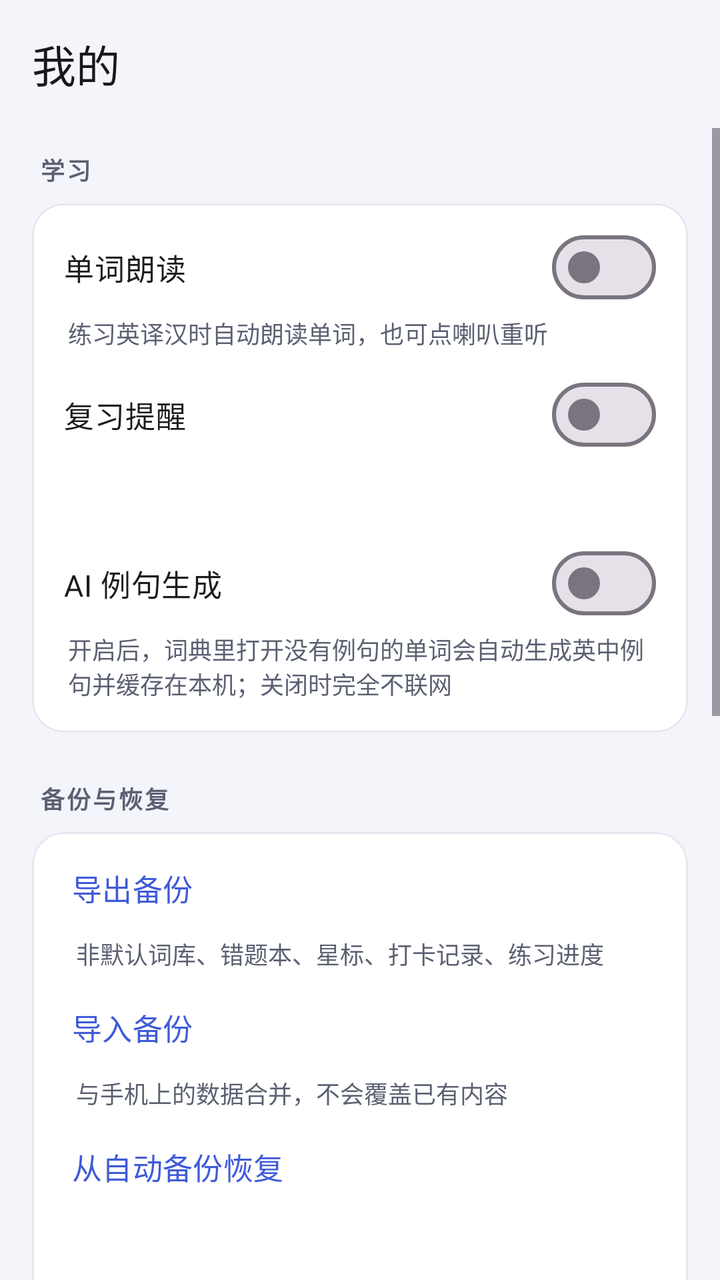
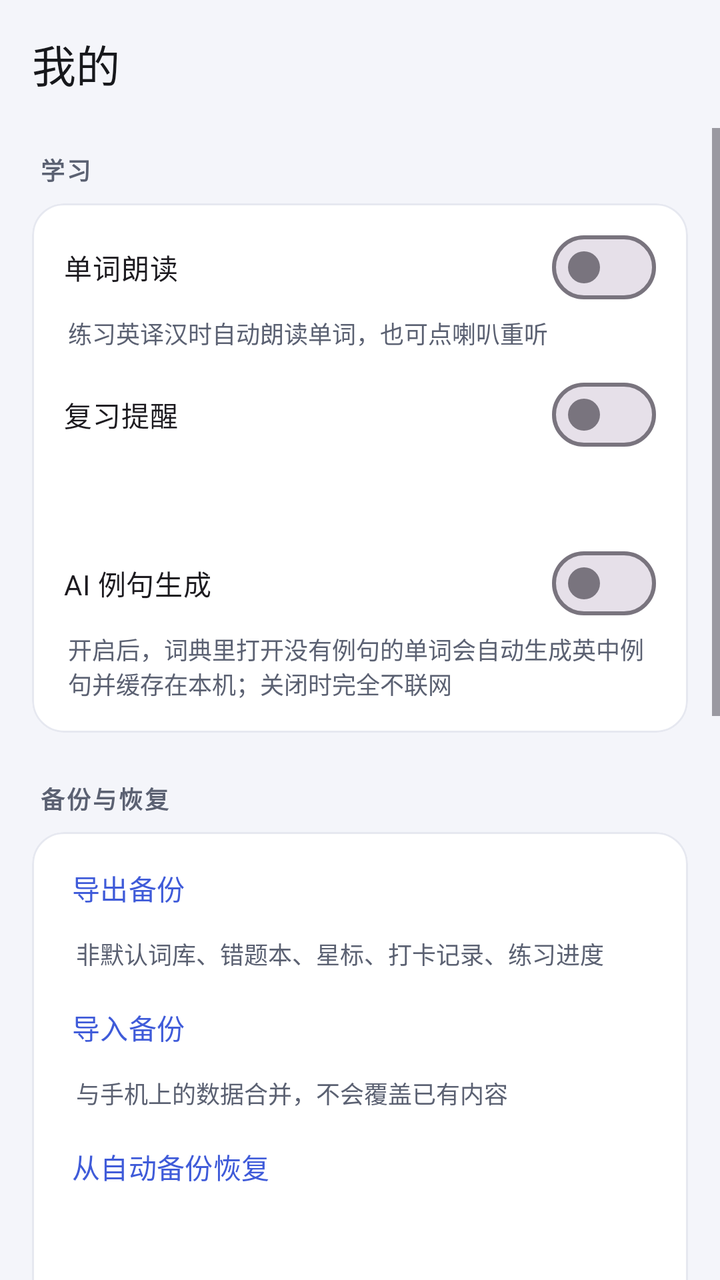

Two renders of the same Android screen: before a commit and after it. Below are the layout's source before the change and the commit's diff.
<!-- AndroidManifest.xml: application theme Theme.WordDrill -->
<!-- res/layout/fragment_mine.xml -->
<?xml version="1.0" encoding="utf-8"?>
<LinearLayout xmlns:android="http://schemas.android.com/apk/res/android"
    xmlns:app="http://schemas.android.com/apk/res-auto"
    android:id="@+id/root"
    android:layout_width="match_parent"
    android:layout_height="match_parent"
    android:background="@color/bg"
    android:orientation="vertical">

    <com.google.android.material.appbar.MaterialToolbar
        android:id="@+id/toolbar"
        style="@style/Toolbar.WordDrill"
        android:layout_width="match_parent"
        android:layout_height="?attr/actionBarSize"
        app:title="@string/tab_mine"
        app:titleTextAppearance="@style/TextAppearance.Material3.TitleLarge" />

    <ScrollView
        android:layout_width="match_parent"
        android:layout_height="0dp"
        android:layout_weight="1"
        android:clipToPadding="false"
        android:fillViewport="true">

        <LinearLayout
            android:layout_width="match_parent"
            android:layout_height="wrap_content"
            android:orientation="vertical"
            android:paddingStart="16dp"
            android:paddingTop="4dp"
            android:paddingEnd="16dp"
            android:paddingBottom="24dp">

            <TextView
                style="@style/Text.SectionLabel"
                android:layout_width="wrap_content"
                android:layout_height="wrap_content"
                android:layout_marginTop="8dp"
                android:layout_marginStart="4dp"
                android:text="@string/settings_section_study" />

            <com.google.android.material.card.MaterialCardView
                android:layout_width="match_parent"
                android:layout_height="wrap_content"
                android:layout_marginTop="8dp"
                app:cardBackgroundColor="@color/surface"
                app:cardCornerRadius="16dp"
                app:cardElevation="0dp"
                app:strokeColor="@color/divider"
                app:strokeWidth="1dp">

                <LinearLayout
                    android:layout_width="match_parent"
                    android:layout_height="wrap_content"
                    android:orientation="vertical"
                    android:paddingStart="16dp"
                    android:paddingTop="8dp"
                    android:paddingEnd="16dp"
                    android:paddingBottom="8dp">

                    <com.google.android.material.materialswitch.MaterialSwitch
                        android:id="@+id/swTts"
                        android:layout_width="match_parent"
                        android:layout_height="wrap_content"
                        android:minHeight="48dp"
                        android:text="@string/settings_tts_title"
                        android:textSize="15sp" />

                    <TextView
                        android:layout_width="match_parent"
                        android:layout_height="wrap_content"
                        android:layout_marginStart="2dp"
                        android:layout_marginBottom="8dp"
                        android:text="@string/settings_tts_desc"
                        android:textColor="@color/text_secondary"
                        android:textSize="12sp" />

                    <com.google.android.material.materialswitch.MaterialSwitch
                        android:id="@+id/swReminder"
                        android:layout_width="match_parent"
                        android:layout_height="wrap_content"
                        android:minHeight="48dp"
                        android:text="@string/settings_reminder"
                        android:textSize="15sp" />

                    <TextView
                        android:id="@+id/tvReminderTime"
                        android:layout_width="match_parent"
                        android:layout_height="wrap_content"
                        android:layout_marginStart="2dp"
                        android:layout_marginBottom="8dp"
                        android:background="?attr/selectableItemBackground"
                        android:paddingTop="6dp"
                        android:paddingBottom="6dp"
                        android:textColor="@color/text_secondary"
                        android:textSize="12sp" />

                    <com.google.android.material.materialswitch.MaterialSwitch
                        android:id="@+id/swExampleAi"
                        android:layout_width="match_parent"
                        android:layout_height="wrap_content"
                        android:minHeight="48dp"
                        android:text="@string/settings_example_ai"
                        android:textSize="15sp" />

                    <TextView
                        android:layout_width="match_parent"
                        android:layout_height="wrap_content"
                        android:layout_marginStart="2dp"
                        android:layout_marginBottom="8dp"
                        android:text="@string/settings_example_ai_desc"
                        android:textColor="@color/text_secondary"
                        android:textSize="12sp" />
                </LinearLayout>
            </com.google.android.material.card.MaterialCardView>

            <TextView
                style="@style/Text.SectionLabel"
                android:layout_width="wrap_content"
                android:layout_height="wrap_content"
                android:layout_marginTop="24dp"
                android:layout_marginStart="4dp"
                android:text="@string/settings_backup" />

            <com.google.android.material.card.MaterialCardView
                android:layout_width="match_parent"
                android:layout_height="wrap_content"
                android:layout_marginTop="8dp"
                app:cardBackgroundColor="@color/surface"
                app:cardCornerRadius="16dp"
                app:cardElevation="0dp"
                app:strokeColor="@color/divider"
                app:strokeWidth="1dp">

                <LinearLayout
                    android:layout_width="match_parent"
                    android:layout_height="wrap_content"
                    android:orientation="vertical"
                    android:paddingStart="8dp"
                    android:paddingTop="4dp"
                    android:paddingEnd="8dp"
                    android:paddingBottom="4dp">

                    <com.google.android.material.button.MaterialButton
                        android:id="@+id/btnExport"
                        style="@style/Widget.Material3.Button.TextButton"
                        android:layout_width="match_parent"
                        android:layout_height="wrap_content"
                        android:gravity="start|center_vertical"
                        android:text="@string/settings_export"
                        android:textSize="15sp" />

                    <TextView
                        android:layout_width="match_parent"
                        android:layout_height="wrap_content"
                        android:layout_marginStart="14dp"
                        android:layout_marginBottom="4dp"
                        android:text="@string/settings_export_desc"
                        android:textColor="@color/text_secondary"
                        android:textSize="12sp" />

                    <com.google.android.material.button.MaterialButton
                        android:id="@+id/btnImport"
                        style="@style/Widget.Material3.Button.TextButton"
                        android:layout_width="match_parent"
                        android:layout_height="wrap_content"
                        android:gravity="start|center_vertical"
                        android:text="@string/settings_import"
                        android:textSize="15sp" />

                    <TextView
                        android:layout_width="match_parent"
                        android:layout_height="wrap_content"
                        android:layout_marginStart="14dp"
                        android:layout_marginBottom="4dp"
                        android:text="@string/settings_import_desc"
                        android:textColor="@color/text_secondary"
                        android:textSize="12sp" />

                    <com.google.android.material.button.MaterialButton
                        android:id="@+id/btnRestoreAuto"
                        style="@style/Widget.Material3.Button.TextButton"
                        android:layout_width="match_parent"
                        android:layout_height="wrap_content"
                        android:gravity="start|center_vertical"
                        android:text="@string/settings_restore_auto"
                        android:textSize="15sp" />

                    <TextView
                        android:id="@+id/tvAutoBackupTime"
                        android:layout_width="match_parent"
                        android:layout_height="wrap_content"
                        android:layout_marginStart="14dp"
                        android:layout_marginBottom="4dp"
                        android:textColor="@color/text_secondary"
                        android:textSize="12sp" />

                    <com.google.android.material.button.MaterialButton
                        android:id="@+id/btnClearLog"
                        style="@style/Widget.Material3.Button.TextButton"
                        android:layout_width="match_parent"
                        android:layout_height="wrap_content"
                        android:gravity="start|center_vertical"
                        android:text="@string/action_clear_log"
                        android:textSize="15sp" />

                    <TextView
                        android:layout_width="match_parent"
                        android:layout_height="wrap_content"
                        android:layout_marginStart="14dp"
                        android:layout_marginBottom="4dp"
                        android:text="@string/settings_clear_log_desc"
                        android:textColor="@color/text_secondary"
                        android:textSize="12sp" />
                </LinearLayout>
            </com.google.android.material.card.MaterialCardView>

            <TextView
                style="@style/Text.SectionLabel"
                android:layout_width="wrap_content"
                android:layout_height="wrap_content"
                android:layout_marginTop="24dp"
                android:layout_marginStart="4dp"
                android:text="@string/settings_section_other" />

            <com.google.android.material.card.MaterialCardView
                android:layout_width="match_parent"
                android:layout_height="wrap_content"
                android:layout_marginTop="8dp"
                app:cardBackgroundColor="@color/surface"
                app:cardCornerRadius="16dp"
                app:cardElevation="0dp"
                app:strokeColor="@color/divider"
                app:strokeWidth="1dp">

                <LinearLayout
                    android:layout_width="match_parent"
                    android:layout_height="wrap_content"
                    android:orientation="vertical"
                    android:paddingStart="8dp"
                    android:paddingTop="4dp"
                    android:paddingEnd="8dp"
                    android:paddingBottom="4dp">

                    <com.google.android.material.button.MaterialButton
                        android:id="@+id/btnDictionary"
                        style="@style/Widget.Material3.Button.TextButton"
                        android:layout_width="match_parent"
                        android:layout_height="wrap_content"
                        android:gravity="start|center_vertical"
                        android:text="@string/title_dictionary"
                        android:textSize="15sp" />

                    <com.google.android.material.button.MaterialButton
                        android:id="@+id/btnCheckUpdate"
                        style="@style/Widget.Material3.Button.TextButton"
                        android:layout_width="match_parent"
                        android:layout_height="wrap_content"
                        android:gravity="start|center_vertical"
                        android:text="@string/settings_check_update"
                        android:textSize="15sp" />

                    <TextView
                        android:layout_width="match_parent"
                        android:layout_height="wrap_content"
                        android:layout_marginStart="14dp"
                        android:layout_marginBottom="4dp"
                        android:text="@string/settings_update_desc"
                        android:textColor="@color/text_secondary"
                        android:textSize="12sp" />

                    <com.google.android.material.button.MaterialButton
                        android:id="@+id/btnSmartParseUrl"
                        style="@style/Widget.Material3.Button.TextButton"
                        android:layout_width="match_parent"
                        android:layout_height="wrap_content"
                        android:gravity="start|center_vertical"
                        android:text="@string/settings_smart_parse"
                        android:textSize="15sp" />

                    <TextView
                        android:id="@+id/tvSmartParseUrl"
                        android:layout_width="match_parent"
                        android:layout_height="wrap_content"
                        android:layout_marginStart="14dp"
                        android:layout_marginBottom="4dp"
                        android:textColor="@color/text_secondary"
                        android:textSize="12sp" />

                    <com.google.android.material.button.MaterialButton
                        android:id="@+id/btnPrivacy"
                        style="@style/Widget.Material3.Button.TextButton"
                        android:layout_width="match_parent"
                        android:layout_height="wrap_content"
                        android:gravity="start|center_vertical"
                        android:text="@string/settings_privacy"
                        android:textSize="15sp" />

                    <TextView
                        android:layout_width="match_parent"
                        android:layout_height="wrap_content"
                        android:layout_marginStart="14dp"
                        android:layout_marginBottom="4dp"
                        android:text="@string/settings_privacy_desc"
                        android:textColor="@color/text_secondary"
                        android:textSize="12sp" />

                    <com.google.android.material.button.MaterialButton
                        android:id="@+id/btnLicense"
                        style="@style/Widget.Material3.Button.TextButton"
                        android:layout_width="match_parent"
                        android:layout_height="wrap_content"
                        android:gravity="start|center_vertical"
                        android:text="@string/settings_license"
                        android:textSize="15sp" />

                    <TextView
                        android:layout_width="match_parent"
                        android:layout_height="wrap_content"
                        android:layout_marginStart="14dp"
                        android:layout_marginBottom="4dp"
                        android:text="@string/settings_license_desc"
                        android:textColor="@color/text_secondary"
                        android:textSize="12sp" />

                    <com.google.android.material.button.MaterialButton
                        android:id="@+id/btnAbout"
                        style="@style/Widget.Material3.Button.TextButton"
                        android:layout_width="match_parent"
                        android:layout_height="wrap_content"
                        android:gravity="start|center_vertical"
                        android:text="@string/settings_about"
                        android:textSize="15sp" />
                </LinearLayout>
            </com.google.android.material.card.MaterialCardView>

            <TextView
                android:id="@+id/tvVersion"
                android:layout_width="match_parent"
                android:layout_height="wrap_content"
                android:layout_marginTop="20dp"
                android:gravity="center"
                android:textColor="@color/text_hint"
                android:textSize="12sp" />
        </LinearLayout>
    </ScrollView>
</LinearLayout>
<!-- resources referenced by this layout -->
<resources>
  <color name="bg">#F4F5FA</color>
  <color name="divider">#E6E8F0</color>
  <color name="surface">#FFFFFF</color>
  <color name="text_hint">#9AA0B0</color>
  <color name="text_secondary">#5B6172</color>
  <string name="action_clear_log">清空练习记录</string>
  <string name="settings_about">关于</string>
  <string name="settings_backup">备份与恢复</string>
  <string name="settings_check_update">检查更新</string>
  <string name="settings_clear_log_desc">清空后所有单词重新算「没练过」，星标和错题不受影响</string>
  <string name="settings_example_ai">AI 例句生成</string>
  <string name="settings_example_ai_desc">开启后，词典里打开没有例句的单词会自动生成英中例句并缓存在本机；关闭时完全不联网</string>
  <string name="settings_export">导出备份</string>
  <string name="settings_export_desc">非默认词库、错题本、星标、打卡记录、练习进度</string>
  <string name="settings_import">导入备份</string>
  <string name="settings_import_desc">与手机上的数据合并，不会覆盖已有内容</string>
  <string name="settings_license">开放源代码许可</string>
  <string name="settings_license_desc">本应用的 GPLv3 协议与内置词库的来源说明</string>
  <string name="settings_privacy">隐私政策</string>
  <string name="settings_privacy_desc">本应用收集哪些信息、什么时候联网</string>
  <string name="settings_reminder">复习提醒</string>
  <string name="settings_restore_auto">从自动备份恢复</string>
  <string name="settings_section_other">其他</string>
  <string name="settings_section_study">学习</string>
  <string name="settings_smart_parse">智能解析服务地址</string>
  <string name="settings_tts_desc">练习英译汉时自动朗读单词，也可点喇叭重听</string>
  <string name="settings_tts_title">单词朗读</string>
  <string name="settings_update_desc">启动时自动检查；有新版本可在应用内直接下载并安装</string>
  <string name="tab_mine">我的</string>
  <string name="title_dictionary">词典</string>
  <style name="Text.SectionLabel" parent="">
          <item name="android:textSize">12sp</item>
          <item name="android:textColor">@color/text_secondary</item>
          <item name="android:letterSpacing">0.08</item>
          <item name="android:textStyle">bold</item>
      </style>
  <style name="Toolbar.WordDrill" parent="Widget.Material3.Toolbar">
          <item name="android:background">@color/bg</item>
          <item name="titleTextColor">@color/text_primary</item>
          <item name="subtitleTextColor">@color/text_secondary</item>
          <item name="navigationIconTint">@color/text_primary</item>
      </style>
  <style name="Theme.WordDrill" parent="Theme.Material3.DayNight.NoActionBar">
          <item name="colorPrimary">@color/brand</item>
          <item name="colorOnPrimary">@color/white</item>
          <item name="colorPrimaryContainer">@color/brand_container</item>
          <item name="colorOnPrimaryContainer">@color/brand_dark</item>
          <item name="colorSecondary">@color/accent</item>
          <item name="colorSurface">@color/surface</item>
          <item name="android:colorBackground">@color/bg</item>
          <item name="android:windowBackground">@color/bg</item>
          <item name="android:statusBarColor">@color/bg</item>
          <item name="android:navigationBarColor">@color/bg</item>
          <item name="android:windowLightStatusBar">@bool/light_status_bar</item>
      </style>
  <color name="text_primary">#17181C</color>
  <color name="brand">#3F5BD9</color>
  <color name="white">#FFFFFF</color>
  <color name="brand_container">#E4E9FF</color>
  <color name="brand_dark">#1D2B6B</color>
  <color name="accent">#F2A03D</color>
</resources>

<!-- the commit's change to res/layout/fragment_mine.xml (unified diff, before → after) -->
@@ -64,7 +64,7 @@
                         android:layout_height="wrap_content"
                         android:minHeight="48dp"
                         android:text="@string/settings_tts_title"
-                        android:textSize="15sp" />
+                        android:textSize="14sp" />
 
                     <TextView
                         android:layout_width="match_parent"
@@ -81,7 +81,7 @@
                         android:layout_height="wrap_content"
                         android:minHeight="48dp"
                         android:text="@string/settings_reminder"
-                        android:textSize="15sp" />
+                        android:textSize="14sp" />
 
                     <TextView
                         android:id="@+id/tvReminderTime"
@@ -101,7 +101,7 @@
                         android:layout_height="wrap_content"
                         android:minHeight="48dp"
                         android:text="@string/settings_example_ai"
-                        android:textSize="15sp" />
+                        android:textSize="14sp" />
 
                     <TextView
                         android:layout_width="match_parent"
@@ -148,7 +148,7 @@
                         android:layout_height="wrap_content"
                         android:gravity="start|center_vertical"
                         android:text="@string/settings_export"
-                        android:textSize="15sp" />
+                        android:textSize="14sp" />
 
                     <TextView
                         android:layout_width="match_parent"
@@ -166,7 +166,7 @@
                         android:layout_height="wrap_content"
                         android:gravity="start|center_vertical"
                         android:text="@string/settings_import"
-                        android:textSize="15sp" />
+                        android:textSize="14sp" />
 
                     <TextView
                         android:layout_width="match_parent"
@@ -184,7 +184,7 @@
                         android:layout_height="wrap_content"
                         android:gravity="start|center_vertical"
                         android:text="@string/settings_restore_auto"
-                        android:textSize="15sp" />
+                        android:textSize="14sp" />
 
                     <TextView
                         android:id="@+id/tvAutoBackupTime"
@@ -202,7 +202,7 @@
                         android:layout_height="wrap_content"
                         android:gravity="start|center_vertical"
                         android:text="@string/action_clear_log"
-                        android:textSize="15sp" />
+                        android:textSize="14sp" />
 
                     <TextView
                         android:layout_width="match_parent"
@@ -249,7 +249,7 @@
                         android:layout_height="wrap_content"
                         android:gravity="start|center_vertical"
                         android:text="@string/title_dictionary"
-                        android:textSize="15sp" />
+                        android:textSize="14sp" />
 
                     <com.google.android.material.button.MaterialButton
                         android:id="@+id/btnCheckUpdate"
@@ -258,7 +258,7 @@
                         android:layout_height="wrap_content"
                         android:gravity="start|center_vertical"
                         android:text="@string/settings_check_update"
-                        android:textSize="15sp" />
+                        android:textSize="14sp" />
 
                     <TextView
                         android:layout_width="match_parent"
@@ -276,7 +276,7 @@
                         android:layout_height="wrap_content"
                         android:gravity="start|center_vertical"
                         android:text="@string/settings_smart_parse"
-                        android:textSize="15sp" />
+                        android:textSize="14sp" />
 
                     <TextView
                         android:id="@+id/tvSmartParseUrl"
@@ -294,7 +294,7 @@
                         android:layout_height="wrap_content"
                         android:gravity="start|center_vertical"
                         android:text="@string/settings_privacy"
-                        android:textSize="15sp" />
+                        android:textSize="14sp" />
 
                     <TextView
                         android:layout_width="match_parent"
@@ -312,7 +312,7 @@
                         android:layout_height="wrap_content"
                         android:gravity="start|center_vertical"
                         android:text="@string/settings_license"
-                        android:textSize="15sp" />
+                        android:textSize="14sp" />
 
                     <TextView
                         android:layout_width="match_parent"
@@ -330,7 +330,7 @@
                         android:layout_height="wrap_content"
                         android:gravity="start|center_vertical"
                         android:text="@string/settings_about"
-                        android:textSize="15sp" />
+                        android:textSize="14sp" />
                 </LinearLayout>
             </com.google.android.material.card.MaterialCardView>
 
